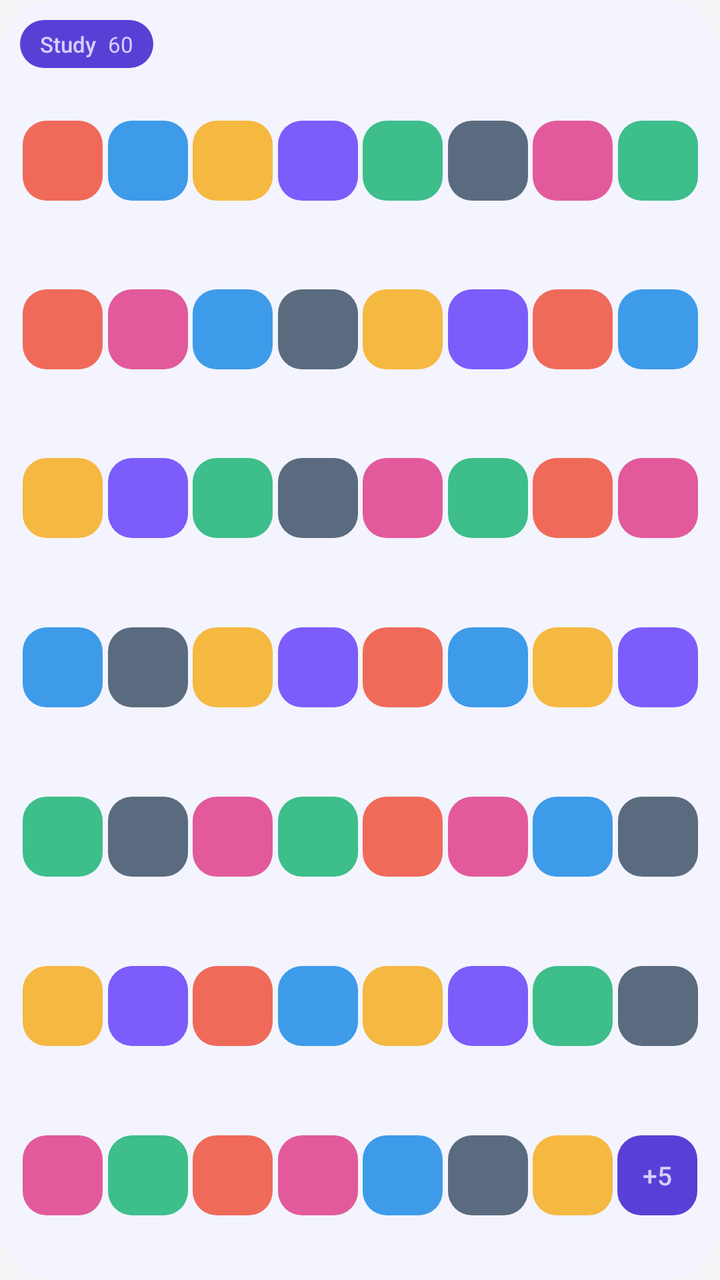
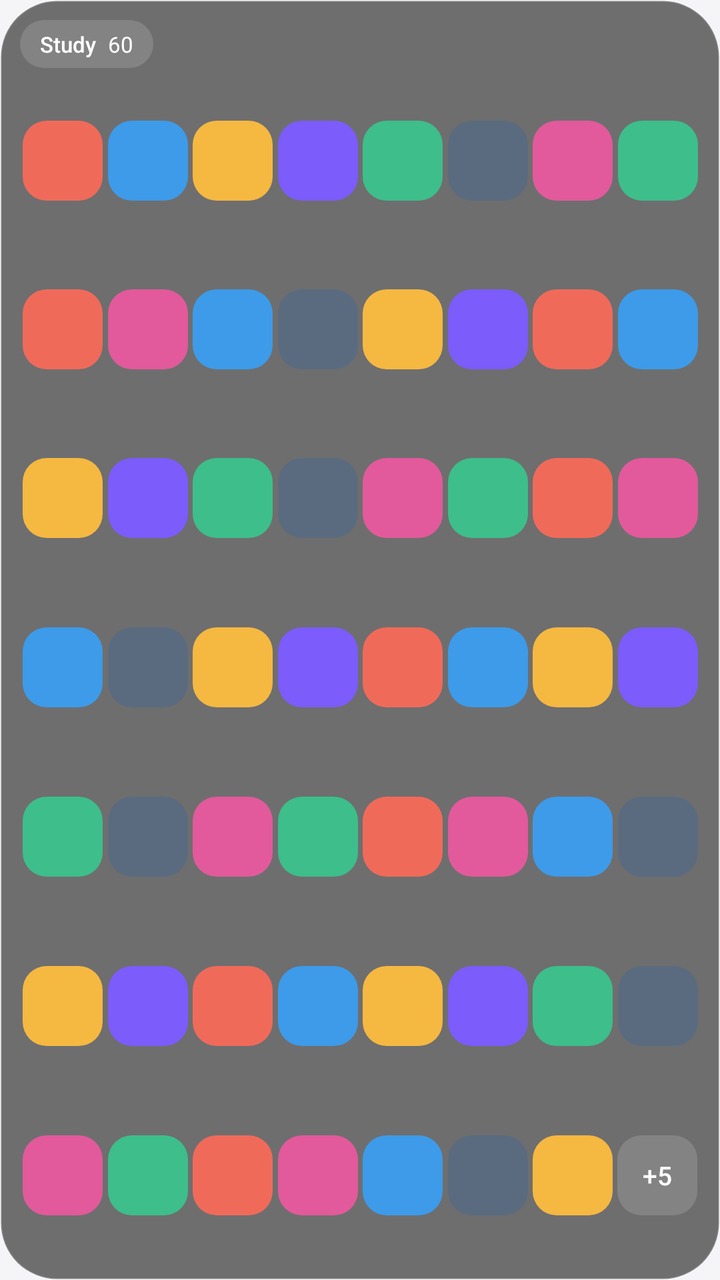

Compare the two renders of this Android layout. The source of the first and the diff that turns it into the second are given below.
<!-- AndroidManifest.xml: application theme Theme.PadStudio -->
<!-- res/layout/widget_preview_large.xml -->
<?xml version="1.0" encoding="utf-8"?>
<LinearLayout xmlns:android="http://schemas.android.com/apk/res/android"
    android:layout_width="match_parent"
    android:layout_height="match_parent"
    android:background="@drawable/widget_preview_surface"
    android:orientation="vertical"
    android:paddingStart="10dp"
    android:paddingEnd="10dp"
    android:paddingBottom="10dp">

    <LinearLayout
        android:layout_width="wrap_content"
        android:layout_height="wrap_content"
        android:layout_marginTop="10dp"
        android:layout_marginBottom="4dp"
        android:background="@drawable/widget_preview_pill"
        android:gravity="center_vertical"
        android:minHeight="24dp"
        android:orientation="horizontal"
        android:paddingStart="10dp"
        android:paddingEnd="10dp">

        <TextView
            android:layout_width="wrap_content"
            android:layout_height="wrap_content"
            android:fontFamily="sans-serif-medium"
            android:text="@string/group_widget_preview_group"
            android:textColor="#FFD7CEFF"
            android:textSize="11sp" />

        <TextView
            android:layout_width="wrap_content"
            android:layout_height="wrap_content"
            android:layout_marginStart="6dp"
            android:text="@string/group_widget_preview_count_large"
            android:textColor="#FFD7CEFF"
            android:textSize="11sp" />
    </LinearLayout>

    <GridLayout
        android:layout_width="match_parent"
        android:layout_height="0dp"
        android:layout_weight="1"
        android:columnCount="8"
        android:rowCount="7">

        <ImageView
            android:layout_width="0dp"
            android:layout_height="0dp"
            android:layout_columnWeight="1"
            android:layout_rowWeight="1"
            android:importantForAccessibility="no"
            android:scaleType="centerInside"
            android:src="@drawable/widget_preview_tile_0" />

        <ImageView
            android:layout_width="0dp"
            android:layout_height="0dp"
            android:layout_columnWeight="1"
            android:layout_rowWeight="1"
            android:importantForAccessibility="no"
            android:scaleType="centerInside"
            android:src="@drawable/widget_preview_tile_3" />

        <ImageView
            android:layout_width="0dp"
            android:layout_height="0dp"
            android:layout_columnWeight="1"
            android:layout_rowWeight="1"
            android:importantForAccessibility="no"
            android:scaleType="centerInside"
            android:src="@drawable/widget_preview_tile_1" />

        <ImageView
            android:layout_width="0dp"
            android:layout_height="0dp"
            android:layout_columnWeight="1"
            android:layout_rowWeight="1"
            android:importantForAccessibility="no"
            android:scaleType="centerInside"
            android:src="@drawable/widget_preview_tile_4" />

        <ImageView
            android:layout_width="0dp"
            android:layout_height="0dp"
            android:layout_columnWeight="1"
            android:layout_rowWeight="1"
            android:importantForAccessibility="no"
            android:scaleType="centerInside"
            android:src="@drawable/widget_preview_tile_2" />

        <ImageView
            android:layout_width="0dp"
            android:layout_height="0dp"
            android:layout_columnWeight="1"
            android:layout_rowWeight="1"
            android:importantForAccessibility="no"
            android:scaleType="centerInside"
            android:src="@drawable/widget_preview_tile_6" />

        <ImageView
            android:layout_width="0dp"
            android:layout_height="0dp"
            android:layout_columnWeight="1"
            android:layout_rowWeight="1"
            android:importantForAccessibility="no"
            android:scaleType="centerInside"
            android:src="@drawable/widget_preview_tile_5" />

        <ImageView
            android:layout_width="0dp"
            android:layout_height="0dp"
            android:layout_columnWeight="1"
            android:layout_rowWeight="1"
            android:importantForAccessibility="no"
            android:scaleType="centerInside"
            android:src="@drawable/widget_preview_tile_2" />

        <ImageView
            android:layout_width="0dp"
            android:layout_height="0dp"
            android:layout_columnWeight="1"
            android:layout_rowWeight="1"
            android:importantForAccessibility="no"
            android:scaleType="centerInside"
            android:src="@drawable/widget_preview_tile_0" />

        <ImageView
            android:layout_width="0dp"
            android:layout_height="0dp"
            android:layout_columnWeight="1"
            android:layout_rowWeight="1"
            android:importantForAccessibility="no"
            android:scaleType="centerInside"
            android:src="@drawable/widget_preview_tile_5" />

        <ImageView
            android:layout_width="0dp"
            android:layout_height="0dp"
            android:layout_columnWeight="1"
            android:layout_rowWeight="1"
            android:importantForAccessibility="no"
            android:scaleType="centerInside"
            android:src="@drawable/widget_preview_tile_3" />

        <ImageView
            android:layout_width="0dp"
            android:layout_height="0dp"
            android:layout_columnWeight="1"
            android:layout_rowWeight="1"
            android:importantForAccessibility="no"
            android:scaleType="centerInside"
            android:src="@drawable/widget_preview_tile_6" />

        <ImageView
            android:layout_width="0dp"
            android:layout_height="0dp"
            android:layout_columnWeight="1"
            android:layout_rowWeight="1"
            android:importantForAccessibility="no"
            android:scaleType="centerInside"
            android:src="@drawable/widget_preview_tile_1" />

        <ImageView
            android:layout_width="0dp"
            android:layout_height="0dp"
            android:layout_columnWeight="1"
            android:layout_rowWeight="1"
            android:importantForAccessibility="no"
            android:scaleType="centerInside"
            android:src="@drawable/widget_preview_tile_4" />

        <ImageView
            android:layout_width="0dp"
            android:layout_height="0dp"
            android:layout_columnWeight="1"
            android:layout_rowWeight="1"
            android:importantForAccessibility="no"
            android:scaleType="centerInside"
            android:src="@drawable/widget_preview_tile_0" />

        <ImageView
            android:layout_width="0dp"
            android:layout_height="0dp"
            android:layout_columnWeight="1"
            android:layout_rowWeight="1"
            android:importantForAccessibility="no"
            android:scaleType="centerInside"
            android:src="@drawable/widget_preview_tile_3" />

        <ImageView
            android:layout_width="0dp"
            android:layout_height="0dp"
            android:layout_columnWeight="1"
            android:layout_rowWeight="1"
            android:importantForAccessibility="no"
            android:scaleType="centerInside"
            android:src="@drawable/widget_preview_tile_1" />

        <ImageView
            android:layout_width="0dp"
            android:layout_height="0dp"
            android:layout_columnWeight="1"
            android:layout_rowWeight="1"
            android:importantForAccessibility="no"
            android:scaleType="centerInside"
            android:src="@drawable/widget_preview_tile_4" />

        <ImageView
            android:layout_width="0dp"
            android:layout_height="0dp"
            android:layout_columnWeight="1"
            android:layout_rowWeight="1"
            android:importantForAccessibility="no"
            android:scaleType="centerInside"
            android:src="@drawable/widget_preview_tile_2" />

        <ImageView
            android:layout_width="0dp"
            android:layout_height="0dp"
            android:layout_columnWeight="1"
            android:layout_rowWeight="1"
            android:importantForAccessibility="no"
            android:scaleType="centerInside"
            android:src="@drawable/widget_preview_tile_6" />

        <ImageView
            android:layout_width="0dp"
            android:layout_height="0dp"
            android:layout_columnWeight="1"
            android:layout_rowWeight="1"
            android:importantForAccessibility="no"
            android:scaleType="centerInside"
            android:src="@drawable/widget_preview_tile_5" />

        <ImageView
            android:layout_width="0dp"
            android:layout_height="0dp"
            android:layout_columnWeight="1"
            android:layout_rowWeight="1"
            android:importantForAccessibility="no"
            android:scaleType="centerInside"
            android:src="@drawable/widget_preview_tile_2" />

        <ImageView
            android:layout_width="0dp"
            android:layout_height="0dp"
            android:layout_columnWeight="1"
            android:layout_rowWeight="1"
            android:importantForAccessibility="no"
            android:scaleType="centerInside"
            android:src="@drawable/widget_preview_tile_0" />

        <ImageView
            android:layout_width="0dp"
            android:layout_height="0dp"
            android:layout_columnWeight="1"
            android:layout_rowWeight="1"
            android:importantForAccessibility="no"
            android:scaleType="centerInside"
            android:src="@drawable/widget_preview_tile_5" />

        <ImageView
            android:layout_width="0dp"
            android:layout_height="0dp"
            android:layout_columnWeight="1"
            android:layout_rowWeight="1"
            android:importantForAccessibility="no"
            android:scaleType="centerInside"
            android:src="@drawable/widget_preview_tile_3" />

        <ImageView
            android:layout_width="0dp"
            android:layout_height="0dp"
            android:layout_columnWeight="1"
            android:layout_rowWeight="1"
            android:importantForAccessibility="no"
            android:scaleType="centerInside"
            android:src="@drawable/widget_preview_tile_6" />

        <ImageView
            android:layout_width="0dp"
            android:layout_height="0dp"
            android:layout_columnWeight="1"
            android:layout_rowWeight="1"
            android:importantForAccessibility="no"
            android:scaleType="centerInside"
            android:src="@drawable/widget_preview_tile_1" />

        <ImageView
            android:layout_width="0dp"
            android:layout_height="0dp"
            android:layout_columnWeight="1"
            android:layout_rowWeight="1"
            android:importantForAccessibility="no"
            android:scaleType="centerInside"
            android:src="@drawable/widget_preview_tile_4" />

        <ImageView
            android:layout_width="0dp"
            android:layout_height="0dp"
            android:layout_columnWeight="1"
            android:layout_rowWeight="1"
            android:importantForAccessibility="no"
            android:scaleType="centerInside"
            android:src="@drawable/widget_preview_tile_0" />

        <ImageView
            android:layout_width="0dp"
            android:layout_height="0dp"
            android:layout_columnWeight="1"
            android:layout_rowWeight="1"
            android:importantForAccessibility="no"
            android:scaleType="centerInside"
            android:src="@drawable/widget_preview_tile_3" />

        <ImageView
            android:layout_width="0dp"
            android:layout_height="0dp"
            android:layout_columnWeight="1"
            android:layout_rowWeight="1"
            android:importantForAccessibility="no"
            android:scaleType="centerInside"
            android:src="@drawable/widget_preview_tile_1" />

        <ImageView
            android:layout_width="0dp"
            android:layout_height="0dp"
            android:layout_columnWeight="1"
            android:layout_rowWeight="1"
            android:importantForAccessibility="no"
            android:scaleType="centerInside"
            android:src="@drawable/widget_preview_tile_4" />

        <ImageView
            android:layout_width="0dp"
            android:layout_height="0dp"
            android:layout_columnWeight="1"
            android:layout_rowWeight="1"
            android:importantForAccessibility="no"
            android:scaleType="centerInside"
            android:src="@drawable/widget_preview_tile_2" />

        <ImageView
            android:layout_width="0dp"
            android:layout_height="0dp"
            android:layout_columnWeight="1"
            android:layout_rowWeight="1"
            android:importantForAccessibility="no"
            android:scaleType="centerInside"
            android:src="@drawable/widget_preview_tile_6" />

        <ImageView
            android:layout_width="0dp"
            android:layout_height="0dp"
            android:layout_columnWeight="1"
            android:layout_rowWeight="1"
            android:importantForAccessibility="no"
            android:scaleType="centerInside"
            android:src="@drawable/widget_preview_tile_5" />

        <ImageView
            android:layout_width="0dp"
            android:layout_height="0dp"
            android:layout_columnWeight="1"
            android:layout_rowWeight="1"
            android:importantForAccessibility="no"
            android:scaleType="centerInside"
            android:src="@drawable/widget_preview_tile_2" />

        <ImageView
            android:layout_width="0dp"
            android:layout_height="0dp"
            android:layout_columnWeight="1"
            android:layout_rowWeight="1"
            android:importantForAccessibility="no"
            android:scaleType="centerInside"
            android:src="@drawable/widget_preview_tile_0" />

        <ImageView
            android:layout_width="0dp"
            android:layout_height="0dp"
            android:layout_columnWeight="1"
            android:layout_rowWeight="1"
            android:importantForAccessibility="no"
            android:scaleType="centerInside"
            android:src="@drawable/widget_preview_tile_5" />

        <ImageView
            android:layout_width="0dp"
            android:layout_height="0dp"
            android:layout_columnWeight="1"
            android:layout_rowWeight="1"
            android:importantForAccessibility="no"
            android:scaleType="centerInside"
            android:src="@drawable/widget_preview_tile_3" />

        <ImageView
            android:layout_width="0dp"
            android:layout_height="0dp"
            android:layout_columnWeight="1"
            android:layout_rowWeight="1"
            android:importantForAccessibility="no"
            android:scaleType="centerInside"
            android:src="@drawable/widget_preview_tile_6" />

        <ImageView
            android:layout_width="0dp"
            android:layout_height="0dp"
            android:layout_columnWeight="1"
            android:layout_rowWeight="1"
            android:importantForAccessibility="no"
            android:scaleType="centerInside"
            android:src="@drawable/widget_preview_tile_1" />

        <ImageView
            android:layout_width="0dp"
            android:layout_height="0dp"
            android:layout_columnWeight="1"
            android:layout_rowWeight="1"
            android:importantForAccessibility="no"
            android:scaleType="centerInside"
            android:src="@drawable/widget_preview_tile_4" />

        <ImageView
            android:layout_width="0dp"
            android:layout_height="0dp"
            android:layout_columnWeight="1"
            android:layout_rowWeight="1"
            android:importantForAccessibility="no"
            android:scaleType="centerInside"
            android:src="@drawable/widget_preview_tile_0" />

        <ImageView
            android:layout_width="0dp"
            android:layout_height="0dp"
            android:layout_columnWeight="1"
            android:layout_rowWeight="1"
            android:importantForAccessibility="no"
            android:scaleType="centerInside"
            android:src="@drawable/widget_preview_tile_3" />

        <ImageView
            android:layout_width="0dp"
            android:layout_height="0dp"
            android:layout_columnWeight="1"
            android:layout_rowWeight="1"
            android:importantForAccessibility="no"
            android:scaleType="centerInside"
            android:src="@drawable/widget_preview_tile_1" />

        <ImageView
            android:layout_width="0dp"
            android:layout_height="0dp"
            android:layout_columnWeight="1"
            android:layout_rowWeight="1"
            android:importantForAccessibility="no"
            android:scaleType="centerInside"
            android:src="@drawable/widget_preview_tile_4" />

        <ImageView
            android:layout_width="0dp"
            android:layout_height="0dp"
            android:layout_columnWeight="1"
            android:layout_rowWeight="1"
            android:importantForAccessibility="no"
            android:scaleType="centerInside"
            android:src="@drawable/widget_preview_tile_2" />

        <ImageView
            android:layout_width="0dp"
            android:layout_height="0dp"
            android:layout_columnWeight="1"
            android:layout_rowWeight="1"
            android:importantForAccessibility="no"
            android:scaleType="centerInside"
            android:src="@drawable/widget_preview_tile_6" />

        <ImageView
            android:layout_width="0dp"
            android:layout_height="0dp"
            android:layout_columnWeight="1"
            android:layout_rowWeight="1"
            android:importantForAccessibility="no"
            android:scaleType="centerInside"
            android:src="@drawable/widget_preview_tile_5" />

        <ImageView
            android:layout_width="0dp"
            android:layout_height="0dp"
            android:layout_columnWeight="1"
            android:layout_rowWeight="1"
            android:importantForAccessibility="no"
            android:scaleType="centerInside"
            android:src="@drawable/widget_preview_tile_2" />

        <ImageView
            android:layout_width="0dp"
            android:layout_height="0dp"
            android:layout_columnWeight="1"
            android:layout_rowWeight="1"
            android:importantForAccessibility="no"
            android:scaleType="centerInside"
            android:src="@drawable/widget_preview_tile_0" />

        <ImageView
            android:layout_width="0dp"
            android:layout_height="0dp"
            android:layout_columnWeight="1"
            android:layout_rowWeight="1"
            android:importantForAccessibility="no"
            android:scaleType="centerInside"
            android:src="@drawable/widget_preview_tile_5" />

        <ImageView
            android:layout_width="0dp"
            android:layout_height="0dp"
            android:layout_columnWeight="1"
            android:layout_rowWeight="1"
            android:importantForAccessibility="no"
            android:scaleType="centerInside"
            android:src="@drawable/widget_preview_tile_3" />

        <ImageView
            android:layout_width="0dp"
            android:layout_height="0dp"
            android:layout_columnWeight="1"
            android:layout_rowWeight="1"
            android:importantForAccessibility="no"
            android:scaleType="centerInside"
            android:src="@drawable/widget_preview_tile_6" />

        <ImageView
            android:layout_width="0dp"
            android:layout_height="0dp"
            android:layout_columnWeight="1"
            android:layout_rowWeight="1"
            android:importantForAccessibility="no"
            android:scaleType="centerInside"
            android:src="@drawable/widget_preview_tile_1" />

        <TextView
            android:layout_width="0dp"
            android:layout_height="0dp"
            android:layout_columnWeight="1"
            android:layout_rowWeight="1"
            android:background="@drawable/widget_preview_more"
            android:fontFamily="sans-serif-medium"
            android:gravity="center"
            android:text="@string/group_widget_preview_more_large"
            android:textColor="#FFD7CEFF"
            android:textSize="13sp" />
    </GridLayout>
</LinearLayout>
<!-- resources referenced by this layout -->
<resources>
  <!-- drawable widget_preview_more (drawable) -->
  <?xml version="1.0" encoding="utf-8"?>
  <layer-list xmlns:android="http://schemas.android.com/apk/res/android">
      <item
          android:width="40dp"
          android:height="40dp"
          android:gravity="center">
          <shape android:shape="rectangle">
              <corners android:radius="12dp" />
              <solid android:color="#FF5A3FD6" />
          </shape>
      </item>
  </layer-list>
  <!-- drawable widget_preview_pill (drawable) -->
  <?xml version="1.0" encoding="utf-8"?>
  <shape xmlns:android="http://schemas.android.com/apk/res/android"
      android:shape="rectangle">
      <corners android:radius="12dp" />
      <solid android:color="#FF5A3FD6" />
  </shape>
  <!-- drawable widget_preview_surface (drawable) -->
  <?xml version="1.0" encoding="utf-8"?>
  <shape xmlns:android="http://schemas.android.com/apk/res/android"
      android:shape="rectangle">
      <corners android:radius="@android:dimen/system_app_widget_background_radius" />
      <solid android:color="#FFF3F4FE" />
  </shape>
  <!-- drawable widget_preview_tile_0 (drawable) -->
  <?xml version="1.0" encoding="utf-8"?>
  <shape xmlns:android="http://schemas.android.com/apk/res/android"
      android:shape="rectangle">
      <size
          android:width="40dp"
          android:height="40dp" />
      <corners android:radius="12dp" />
      <solid android:color="#FFF06A5A" />
  </shape>
  <!-- drawable widget_preview_tile_1 (drawable) -->
  <?xml version="1.0" encoding="utf-8"?>
  <shape xmlns:android="http://schemas.android.com/apk/res/android"
      android:shape="rectangle">
      <size
          android:width="40dp"
          android:height="40dp" />
      <corners android:radius="12dp" />
      <solid android:color="#FFF5B841" />
  </shape>
  <!-- drawable widget_preview_tile_2 (drawable) -->
  <?xml version="1.0" encoding="utf-8"?>
  <shape xmlns:android="http://schemas.android.com/apk/res/android"
      android:shape="rectangle">
      <size
          android:width="40dp"
          android:height="40dp" />
      <corners android:radius="12dp" />
      <solid android:color="#FF3DBE8B" />
  </shape>
  <!-- drawable widget_preview_tile_3 (drawable) -->
  <?xml version="1.0" encoding="utf-8"?>
  <shape xmlns:android="http://schemas.android.com/apk/res/android"
      android:shape="rectangle">
      <size
          android:width="40dp"
          android:height="40dp" />
      <corners android:radius="12dp" />
      <solid android:color="#FF3D9BE9" />
  </shape>
  <!-- drawable widget_preview_tile_4 (drawable) -->
  <?xml version="1.0" encoding="utf-8"?>
  <shape xmlns:android="http://schemas.android.com/apk/res/android"
      android:shape="rectangle">
      <size
          android:width="40dp"
          android:height="40dp" />
      <corners android:radius="12dp" />
      <solid android:color="#FF7C5CFA" />
  </shape>
  <!-- drawable widget_preview_tile_5 (drawable) -->
  <?xml version="1.0" encoding="utf-8"?>
  <shape xmlns:android="http://schemas.android.com/apk/res/android"
      android:shape="rectangle">
      <size
          android:width="40dp"
          android:height="40dp" />
      <corners android:radius="12dp" />
      <solid android:color="#FFE25A9B" />
  </shape>
  <!-- drawable widget_preview_tile_6 (drawable) -->
  <?xml version="1.0" encoding="utf-8"?>
  <shape xmlns:android="http://schemas.android.com/apk/res/android"
      android:shape="rectangle">
      <size
          android:width="40dp"
          android:height="40dp" />
      <corners android:radius="12dp" />
      <solid android:color="#FF5B6B7F" />
  </shape>
  <string name="group_widget_preview_count_large" translatable="false">60</string>
  <string name="group_widget_preview_group">Study</string>
  <string name="group_widget_preview_more_large" translatable="false">+5</string>
  <style name="Theme.PadStudio" parent="android:Theme.Material.Light.NoActionBar">
          <item name="android:windowBackground">#FFF5F5F7</item>
      </style>
</resources>

<!-- the commit's change to res/layout/widget_preview_large.xml (unified diff, before → after) -->
@@ -25,7 +25,7 @@
             android:layout_height="wrap_content"
             android:fontFamily="sans-serif-medium"
             android:text="@string/group_widget_preview_group"
-            android:textColor="#FFD7CEFF"
+            android:textColor="#FFFFFFFF"
             android:textSize="11sp" />
 
         <TextView
@@ -33,7 +33,7 @@
             android:layout_height="wrap_content"
             android:layout_marginStart="6dp"
             android:text="@string/group_widget_preview_count_large"
-            android:textColor="#FFD7CEFF"
+            android:textColor="#FFFFFFFF"
             android:textSize="11sp" />
     </LinearLayout>
 
@@ -548,7 +548,7 @@
             android:fontFamily="sans-serif-medium"
             android:gravity="center"
             android:text="@string/group_widget_preview_more_large"
-            android:textColor="#FFD7CEFF"
+            android:textColor="#FFFFFFFF"
             android:textSize="13sp" />
     </GridLayout>
 </LinearLayout>
<!-- resource entries referenced after the edit -->
@@ -9,7 +9,7 @@
           android:gravity="center">
           <shape android:shape="rectangle">
               <corners android:radius="12dp" />
-              <solid android:color="#FF5A3FD6" />
+              <solid android:color="#24FFFFFF" />
           </shape>
       </item>
   </layer-list>
@@ -18,14 +18,17 @@
   <shape xmlns:android="http://schemas.android.com/apk/res/android"
       android:shape="rectangle">
       <corners android:radius="12dp" />
-      <solid android:color="#FF5A3FD6" />
+      <solid android:color="#24FFFFFF" />
   </shape>
   <!-- drawable widget_preview_surface (drawable) -->
   <?xml version="1.0" encoding="utf-8"?>
   <shape xmlns:android="http://schemas.android.com/apk/res/android"
       android:shape="rectangle">
       <corners android:radius="@android:dimen/system_app_widget_background_radius" />
-      <solid android:color="#FFF3F4FE" />
+      <solid android:color="#8C000000" />
+      <stroke
+          android:width="1dp"
+          android:color="#24FFFFFF" />
   </shape>
   <!-- drawable widget_preview_tile_0 (drawable) -->
   <?xml version="1.0" encoding="utf-8"?>
